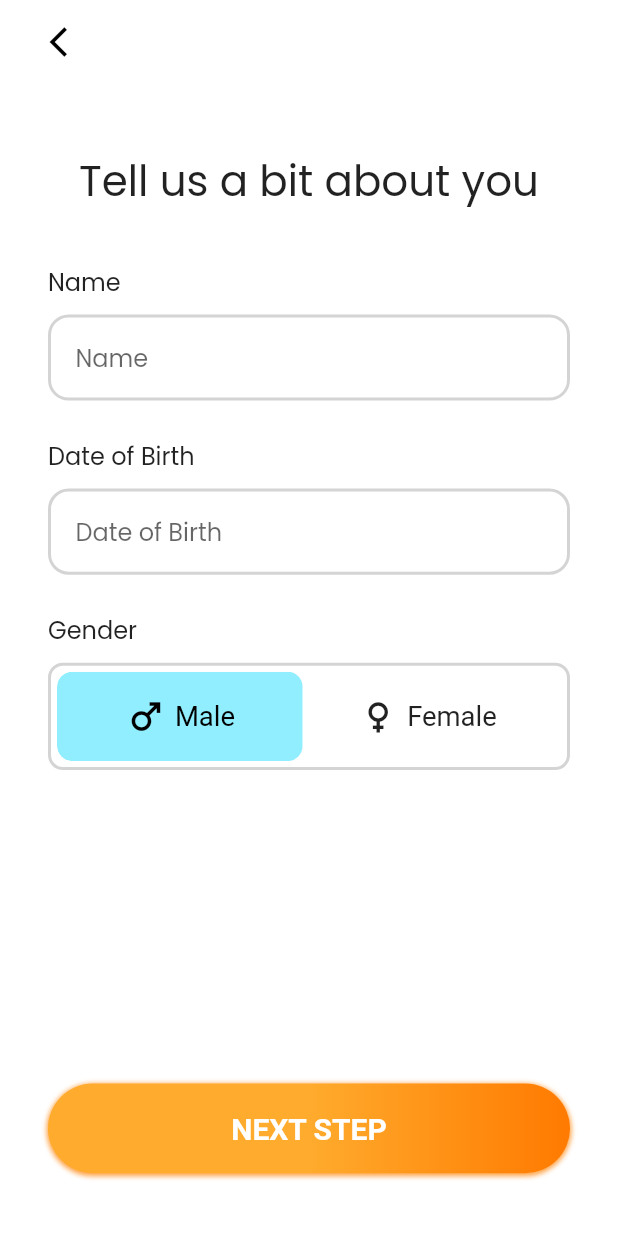
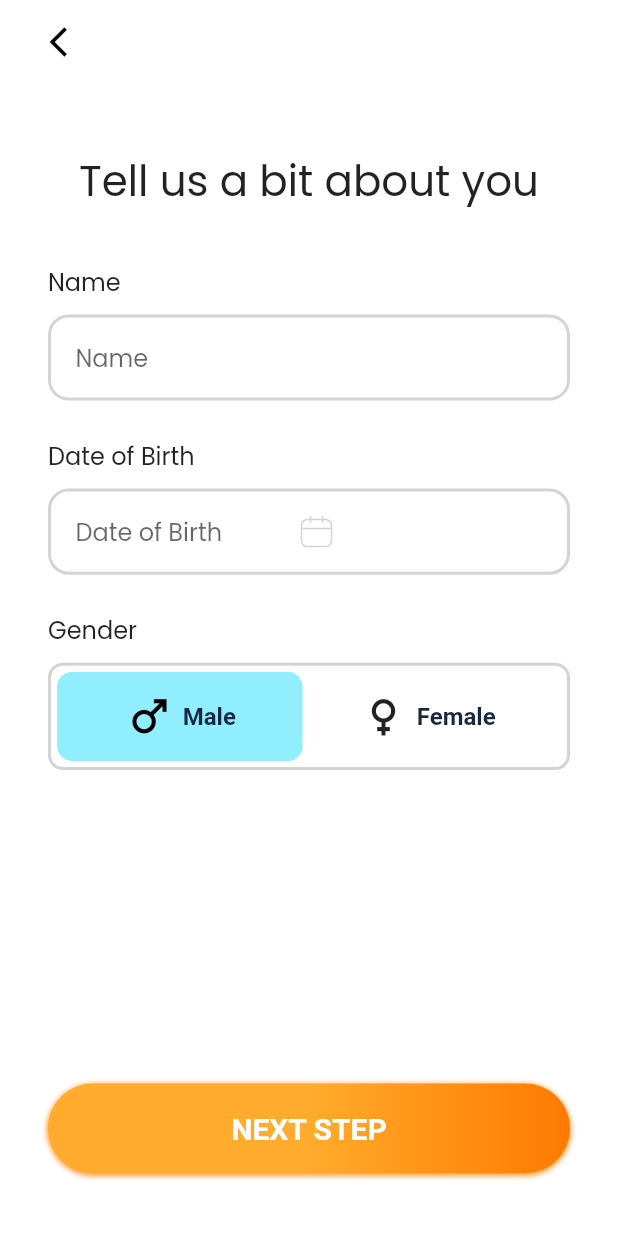
Before and after one commit to RitutoshAeologic/buddee_ui, a Flutter app: the SignUpAbout screen opened directly, on a phone screen of 412 x 824 dp. Run offline on Flutter 3.47's test engine with Material 2 defaults, Android fonts, the phone set to English and light mode, and no system bars; drawn by our look-alikes of toggle_switch; our stand-ins replace camera, flutter_screenutil, flutter_svg, get; Roboto replaces fonts that are missing (PoppinsR).

Commit message:
buddee ui

```diff
--- a/lib/core/constants/icon_constants.dart
+++ b/lib/core/constants/icon_constants.dart
@@ -16,6 +16,7 @@ class AppIcons {
   static const String removebutton   = 'assets/images/svg/deletebutton.svg';
   static const String edit           = 'assets/images/svg/edit.svg';
   static const String mainphoto      = 'assets/images/svg/main_photo.svg';
+  static const String calendar      = 'assets/images/svg/calendar.svg';
 
   ///JPG_IMAGES
   static const String onBoardbgjpg              = 'assets/images/jpg/Background.jpg';
--- a/lib/core/ui/add_photo.dart
+++ b/lib/core/ui/add_photo.dart
@@ -1,4 +1,5 @@
 import 'package:buddee_ui/core/ui/edit_add_photo.dart';
+import 'package:camera/camera.dart';
 import 'package:flutter/cupertino.dart';
 import 'package:flutter/material.dart';
 import 'package:flutter_screenutil/flutter_screenutil.dart';
@@ -21,6 +22,7 @@ class AddPhoto extends StatefulWidget {
 }
 
 class _AddPhotoState extends State<AddPhoto> {
+  List<CameraDescription> cameras = [];
   final List<String> temp = [];
   bool isSelected = false;
   @override
--- a/lib/core/ui/onboard_screen.dart
+++ b/lib/core/ui/onboard_screen.dart
@@ -28,7 +28,7 @@ class _OnBoardScreenState extends State<OnBoardScreen> {
         mainAxisAlignment: MainAxisAlignment.center,
         children: [
           Container(
-            height: ScreenUtil().setHeight(430),
+            height: ScreenUtil().setHeight(410),
             width: MediaQuery.of(context).size.width,
             decoration: BoxDecoration(
               image: DecorationImage(
@@ -45,7 +45,7 @@ class _OnBoardScreenState extends State<OnBoardScreen> {
               //  height: ScreenUtil().setHeight(100),
                   width: ScreenUtil().setWidth(270),
                 ),
-                  bottom: 40,
+                  bottom: 50,
                   left: 50
                 ),
 
--- a/lib/core/ui/sign_up_about.dart
+++ b/lib/core/ui/sign_up_about.dart
@@ -6,6 +6,7 @@ import 'package:flutter_screenutil/flutter_screenutil.dart';
 import 'package:flutter_svg/svg.dart';
 import 'package:get/get.dart';
 import 'package:get/get_core/src/get_main.dart';
+import 'package:intl/intl.dart';
 import 'package:toggle_switch/toggle_switch.dart';
 
 import '../constants/colors.dart';
@@ -27,6 +28,15 @@ class SignUpAbout extends StatefulWidget {
 }
 
 class _SignUpAboutState extends State<SignUpAbout> {
+
+  TextEditingController dateinput = TextEditingController();
+
+  @override
+  void initState() {
+    dateinput.text = ""; //set the initial value of text field
+    super.initState();
+  }
+
   @override
   Widget build(BuildContext context) {
     return
@@ -73,7 +83,57 @@ class _SignUpAboutState extends State<SignUpAbout> {
               SizedBox(height: ScreenUtil().setHeight(21),),
               Text(AppStrings.dobText,style:AppTextStyle.text3 ),
               SizedBox(height: ScreenUtil().setHeight(8),),
-              GetTextField(hint: AppStrings.dobText , obscure: false,),
+              TextField(
+                controller: dateinput,
+                decoration: InputDecoration(
+                  border: OutlineInputBorder(
+                    borderRadius: BorderRadius.circular(12.r),
+                    borderSide: BorderSide(color: AppColors.lightgreyTextColor, width: 2),
+                  ),
+                  enabledBorder: OutlineInputBorder(
+                    borderRadius: BorderRadius.circular(12.r),
+                    borderSide: BorderSide(color: AppColors.lightgreyTextColor, width: 2),
+                  ),
+                  filled: true,
+                  fillColor: AppColors.white,
+                  hintText: AppStrings.dobText,
+                  hintStyle: AppTextStyle.text3,
+                  suffixIcon: Padding(
+                    padding: EdgeInsets.only(right: 145),
+                    child: IconButton(
+                      alignment: Alignment.center,
+                      onPressed: () async {
+                        DateTime? pickedDate = await showDatePicker(
+                            context: context, initialDate: DateTime.now(),
+                            firstDate: DateTime(2000), //DateTime.now() - not to allow to choose before today.
+                            lastDate: DateTime(2101)
+                        );
+
+                        if(pickedDate != null ){
+                          print(pickedDate);  //pickedDate output format => 2021-03-10 00:00:00.000
+                          String formattedDate = DateFormat('yyyy-MM-dd').format(pickedDate);
+                          print(formattedDate); //formatted date output using intl package =>  2021-03-16
+                          //you can implement different kind of Date Format here according to your requirement
+
+                          setState(() {
+                            dateinput.text = formattedDate; //set output date to TextField value.
+                          });
+                        }else{
+                          print("Date is not selected");
+                        }
+                      },
+                      icon:
+                        SvgPicture.asset(AppIcons.calendar,)
+                      // Icon(
+                      //   Icons.calendar_today_outlined,
+                      // //  size: 16,
+                      // ),
+                    ),
+                  ),
+                  contentPadding: EdgeInsets.symmetric(horizontal: 16.w,vertical: 14.h),
+                ),
+                obscureText: true,
+              ),
               SizedBox(height: ScreenUtil().setHeight(21),),
               Text(AppStrings.genderText, style: AppTextStyle.text3, ),
               SizedBox(height: ScreenUtil().setHeight(8),),
@@ -97,11 +157,26 @@ class _SignUpAboutState extends State<SignUpAbout> {
                     cornerRadius: (10),
                     radiusStyle: true,
                     fontSize: 16.sp,
-                    iconSize: 25.r,
+                    iconSize: 30.r,
+                    customTextStyles: [
+                      TextStyle(
+                      fontSize: 16,
+                      fontWeight: FontWeight.w600,
+                      fontFamily: 'PoppinsR',
+                      color: AppColors.textblueColor
+                  ),
+                TextStyle(
+                    fontSize: 16,
+                    fontWeight: FontWeight.w600,
+                    fontFamily: 'PoppinsR',
+                    color: AppColors.textblueColor
+                )
+                    ],
                     activeBgColors: [[AppColors.genderbg1Color],[AppColors.genderbg2Color]],
                     activeFgColor: AppColors.black,
                     inactiveBgColor: AppColors.white,
                     totalSwitches: 2,
+
                     labels: [AppStrings.maleText,AppStrings.femaleText],
                     /// todo check svg error
                     icons: [Icons.male,Icons.female],
--- a/pubspec.yaml
+++ b/pubspec.yaml
@@ -39,6 +39,10 @@ dependencies:
   flutter_svg_provider: ^1.0.3
   flutter_svg: ^1.1.1+1
   toggle_switch: ^2.0.1
+  camera: ^0.10.0
+  path_provider: ^2.0.11
+  syncfusion_flutter_datepicker: ^20.2.39
+  intl: ^0.17.0
 
 dev_dependencies:
   flutter_test:
```
Also changed, not shown: assets/images/svg/calendar.svg (added), pubspec.lock, 1 other file.
